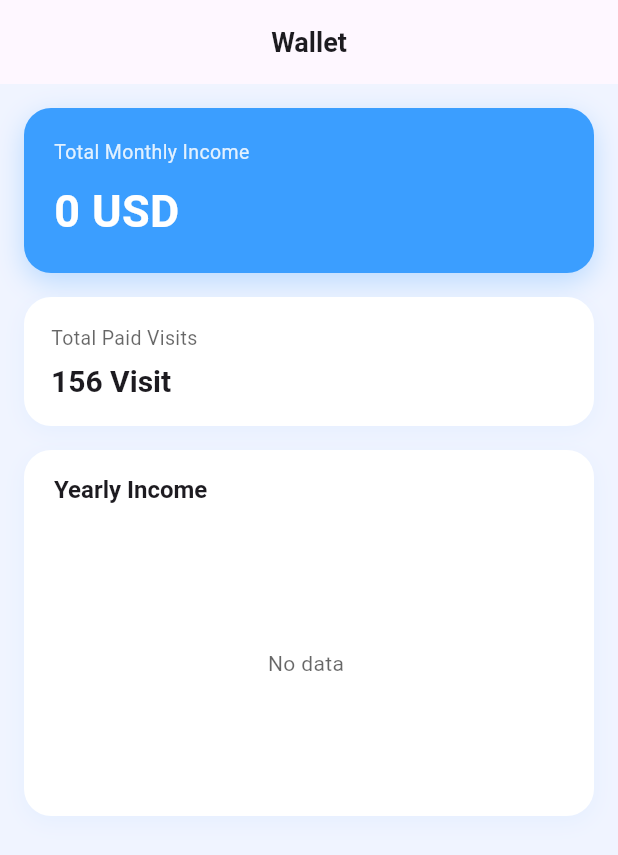
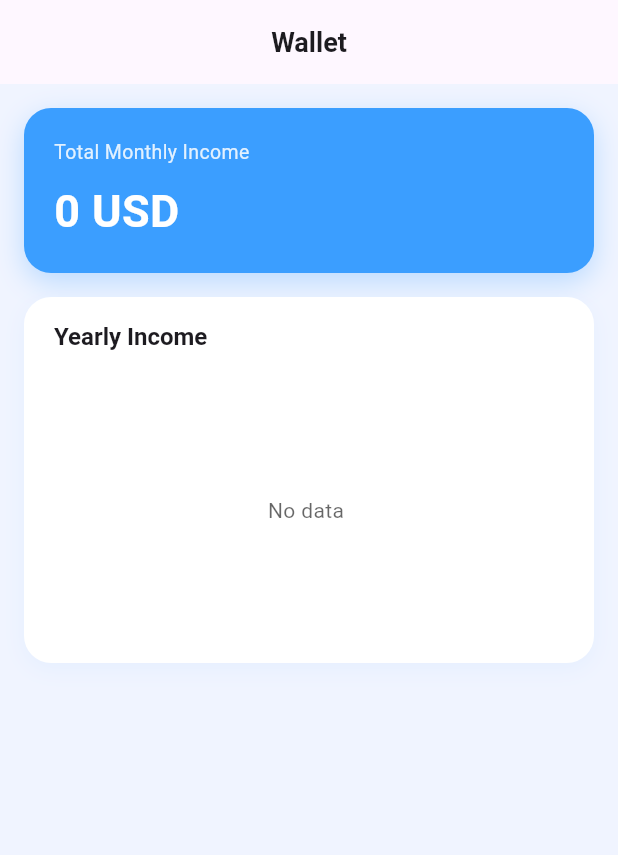
Before and after one commit to a7mad-r7l/Kidcare-pro-frontend, a Flutter app: the RevenueView screen opened directly, on a phone screen of 412 x 824 dp. Shown: the top 855 px of the screen. Run offline on Flutter 3.47's test engine with Material 3 defaults, Android fonts, the phone set to English and light mode, and no system bars; our stand-ins replace firebase_core, firebase_messaging, flutter_secure_storage, get; accounts and stored records are empty; network calls fail.

Commit message:
remove hardcoded total paid vists section from revenue screen

```diff
--- a/lib/views/revenue/revenue_view.dart
+++ b/lib/views/revenue/revenue_view.dart
@@ -37,8 +37,6 @@ class RevenueView extends GetView<RevenueController> {
               crossAxisAlignment: CrossAxisAlignment.start,
               children: [
                 _buildIncomeCard(context),
-                const SizedBox(height: 16),
-                _buildPaidVisitsCard(context),
                 const SizedBox(height: 16),
                 _buildChartCard(context),
               ],
@@ -117,33 +115,6 @@ class RevenueView extends GetView<RevenueController> {
 
   // ─── White paid-visits card ───────────────────────────────────────────────
 
-  Widget _buildPaidVisitsCard(BuildContext context) {
-    return Container(
-      width: double.infinity,
-      padding: const EdgeInsets.all(18),
-      decoration: _cardDecoration(context),
-      child: Column(
-        crossAxisAlignment: CrossAxisAlignment.start,
-        children: [
-          Text(
-            'Total Paid Visits'.tr,
-            style: TextStyle(
-              color: context.theme.hintColor,
-              fontSize: 13,
-            ),
-          ),
-          const SizedBox(height: 6),
-          Obx(() => Text(
-                '${controller.totalPaidVisits.value} ${'Visit'.tr}',
-                style: context.theme.textTheme.titleLarge?.copyWith(
-                  fontWeight: FontWeight.bold,
-                  fontSize: 20,
-                ),
-              )),
-        ],
-      ),
-    );
-  }
 
   // ─── White chart card (title + tooltip inside) ────────────────────────────
 
```
